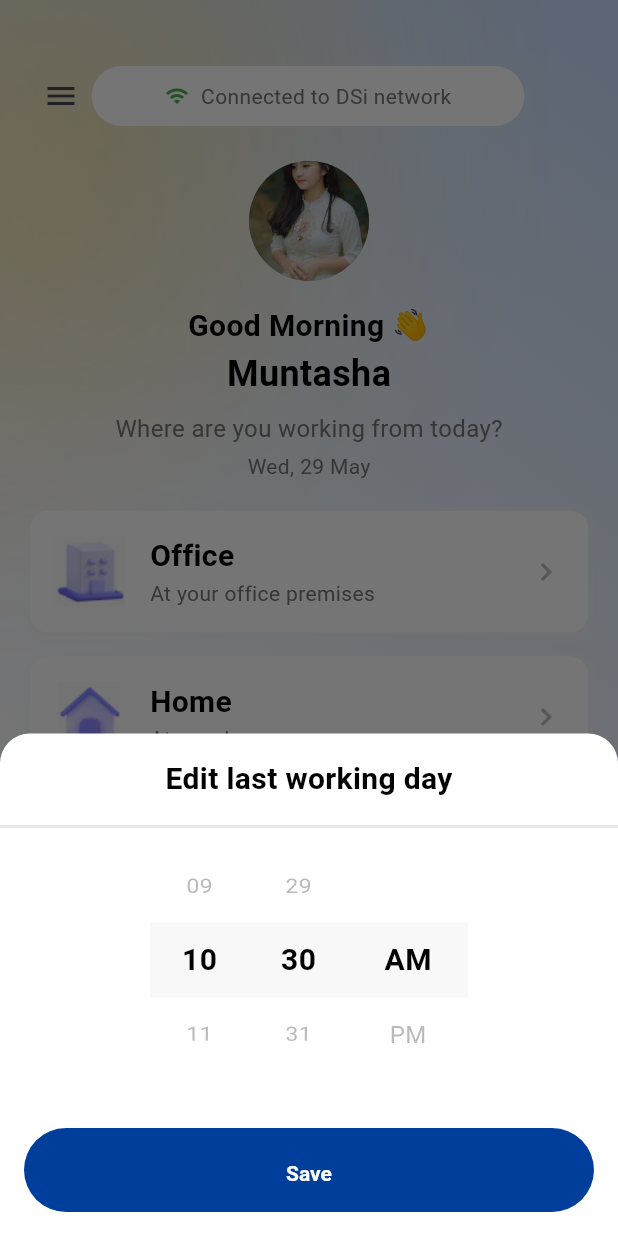
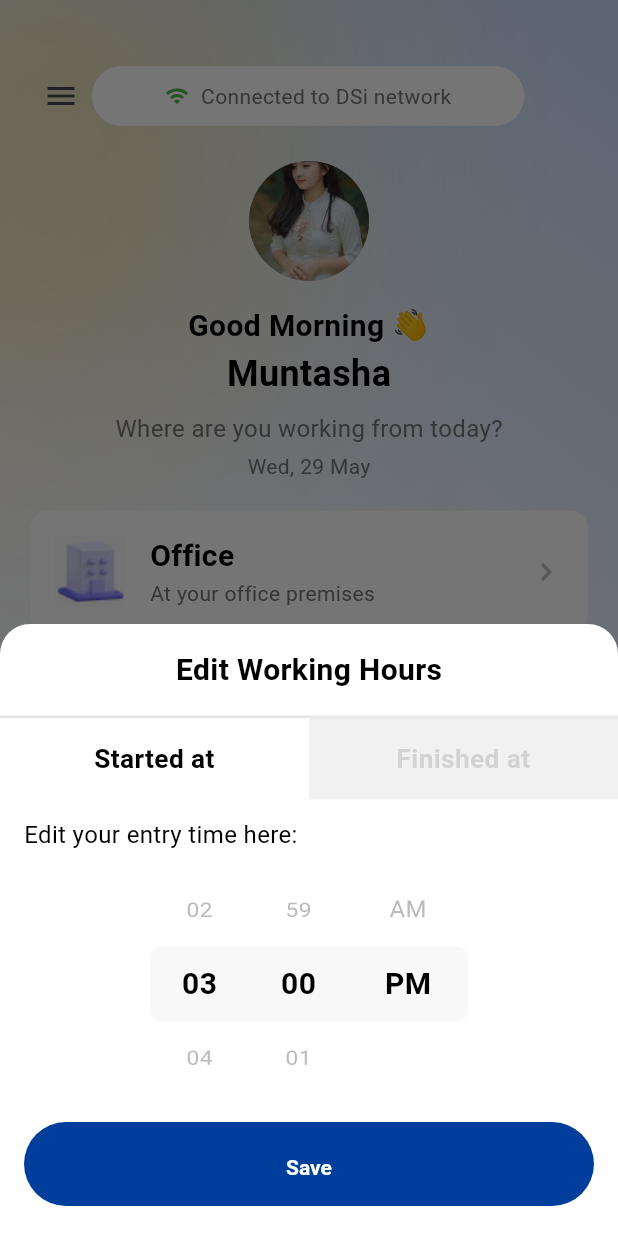
Before and after one commit to kabbo25/new_design, a Flutter app: the screen it shows after launch, after a tap on "Edit", on a phone screen of 412 x 824 dp. Run offline on Flutter 3.47's test engine with Material 3 defaults, Android fonts, the phone set to English and light mode, and no system bars; our stand-ins replace connectivity_plus, flutter_svg, gap, geocoding, geolocator, go_router and 3 more; missing offline and left inert: gif_view, network_info_plus; project files that could hold a hidden picture were left out.

Commit message:
generalized the widget

```diff
--- a/lib/features/edit_working_hour/view/pages/last_working_day_modal.dart
+++ b/lib/features/edit_working_hour/view/pages/last_working_day_modal.dart
@@ -7,31 +7,54 @@ import 'package:new_design/features/edit_working_hour/viewmodel/working_hour_vie
 import 'package:provider/provider.dart';
 
 import '../widgets/time_selector_wheel.dart';
+import '../widgets/time_type_selector.dart';
 
-class LastWorkingDayModal extends StatelessWidget {
+class TimePickerModal extends StatelessWidget {
+  final String title;
+  final String editTimeLabel;
   final TimeOfDay? initialTime;
   final Function(TimeOfDay) onSave;
+  final bool showWorkingHourSelector;
+  final String saveButtonText;
 
-  const LastWorkingDayModal({
+  const TimePickerModal({
     super.key,
+    required this.title,
+    required this.editTimeLabel,
     this.initialTime,
     required this.onSave,
+    this.showWorkingHourSelector = false,
+    this.saveButtonText = 'Save',
   });
 
   @override
   Widget build(BuildContext context) {
     return ChangeNotifierProvider(
       create: (_) => WorkingHourViewModel(initialTime: initialTime),
-      child: _LastWorkingDayModalContent(onSave: onSave),
+      child: _TimePickerModalContent(
+        title: title,
+        editTimeLabel: editTimeLabel,
+        onSave: onSave,
+        showWorkingHourSelector: showWorkingHourSelector,
+        saveButtonText: saveButtonText,
+      ),
     );
   }
 }
 
-class _LastWorkingDayModalContent extends StatelessWidget {
+class _TimePickerModalContent extends StatelessWidget {
+  final String title;
+  final String editTimeLabel;
   final Function(TimeOfDay) onSave;
+  final bool showWorkingHourSelector;
+  final String saveButtonText;
 
-  const _LastWorkingDayModalContent({
+  const _TimePickerModalContent({
+    required this.title,
+    required this.editTimeLabel,
     required this.onSave,
+    required this.showWorkingHourSelector,
+    required this.saveButtonText,
   });
 
   @override
@@ -46,31 +69,33 @@ class _LastWorkingDayModalContent extends StatelessWidget {
         mainAxisSize: MainAxisSize.min,
         children: [
           _buildHeader(),
-          //const Gap(24),
-          // TimeTypeSelector(
-          //   isStartTime: viewModel.isStartTime,
-          //   onStartTimeSelected: () => viewModel.toggleTimeType(),
-          //   onEndTimeSelected: () => viewModel.toggleTimeType(),
-          // ),
-          // const Gap(12),
-          // Align(
-          //   alignment: Alignment.centerLeft,
-          //   child: Padding(
-          //     padding: const EdgeInsets.symmetric(horizontal: 16),
-          //     child: Text(
-          //       viewModel.isStartTime
-          //           ? 'Edit your entry time here:'
-          //           : 'Edit your exit time here:',
-          //       style:
-          //           AppTextStyles.title.copyWith(fontWeight: FontWeight.w400),
-          //     ),
-          //   ),
-          // ),
+          if (showWorkingHourSelector) ...[
+            //const Gap(24),
+            TimeTypeSelector(
+              isStartTime: viewModel.isStartTime,
+              onStartTimeSelected: () => viewModel.toggleTimeType(),
+              onEndTimeSelected: () => viewModel.toggleTimeType(),
+            ),
+          ],
+          const Gap(12),
+          Align(
+            alignment: Alignment.centerLeft,
+            child: Padding(
+              padding: const EdgeInsets.symmetric(horizontal: 16),
+              child: Text(
+                viewModel.isStartTime
+                    ? editTimeLabel
+                    : 'Edit your exit time here:',
+                style:
+                    AppTextStyles.title.copyWith(fontWeight: FontWeight.w400),
+              ),
+            ),
+          ),
           const Gap(8),
           _buildTimeWheel(context, viewModel),
-          const Gap(32),
+          const Gap(12),
           _buildSaveButton(context, viewModel),
-          const Gap(16),
+          const Gap(20),
         ],
       ),
     );
@@ -88,9 +113,9 @@ class _LastWorkingDayModalContent extends StatelessWidget {
           ),
         ),
       ),
-      child: const Center(
+      child: Center(
         child: Text(
-          'Edit last working day',
+          title,
           style: AppTextStyles.heading2,
         ),
       ),
@@ -101,11 +126,6 @@ class _LastWorkingDayModalContent extends StatelessWidget {
     return Container(
       height: 160,
       margin: const EdgeInsets.symmetric(horizontal: 100),
-      // decoration: BoxDecoration(
-      //   color: AppPalette.textSecondary.withOpacity(0.1),
-      //   borderRadius: BorderRadius.circular(12),
-      // ),
-
       child: TimeSelectorWheel(
         initialTime: viewModel.selectedTime,
         enableSound: true,
@@ -134,7 +154,7 @@ class _LastWorkingDayModalContent extends StatelessWidget {
           },
           style: AppButtonStyles.elevatedButton,
           child: Text(
-            'Save',
+            saveButtonText,
             style:
                 AppTextStyles.buttonText.copyWith(color: AppPalette.background),
           ),
--- a/lib/features/edit_working_hour/view/widgets/time_selector_wheel.dart
+++ b/lib/features/edit_working_hour/view/widgets/time_selector_wheel.dart
@@ -60,6 +60,7 @@ class _TimeSelectorWheelState extends State<TimeSelectorWheel> {
           height: widget.itemExtent,
           decoration: BoxDecoration(
             color: AppPalette.textSecondary.withOpacity(0.05),
+            borderRadius: BorderRadius.circular(8),
           ),
         ),
       ),
--- a/lib/features/edit_working_hour/view/widgets/time_type_selector.dart
+++ b/lib/features/edit_working_hour/view/widgets/time_type_selector.dart
@@ -55,7 +55,7 @@ class TimeTypeSelector extends StatelessWidget {
             style: isSelected
                 ? AppTextStyles.clock
                 : AppTextStyles.clock.copyWith(
-                    color: AppPalette.textSecondary.withOpacity(0.6),
+                    color: AppPalette.textSecondary.withOpacity(0.25),
                   ),
           ),
         ),
--- a/lib/features/start_page/view/pages/attendance_page.dart
+++ b/lib/features/start_page/view/pages/attendance_page.dart
@@ -78,11 +78,13 @@ void _showEditTimeModal(BuildContext context) {
     context: context,
     isScrollControlled: true,
     backgroundColor: Colors.transparent,
-    builder: (context) => LastWorkingDayModal(
-      initialTime: TimeOfDay.now(),
-      onSave: (TimeOfDay selectedTime) {
-        context.read<AttendanceViewModel>().updateLastWorkingDay(selectedTime);
-        Navigator.pop(context);
+    builder: (context) => TimePickerModal(
+      title: 'Edit Working Hours',
+      editTimeLabel: 'Edit your entry time here:',
+      initialTime: const TimeOfDay(hour: 15, minute: 0),
+      showWorkingHourSelector: true,
+      onSave: (newTime) {
+        // Handle save
       },
     ),
   );
```
